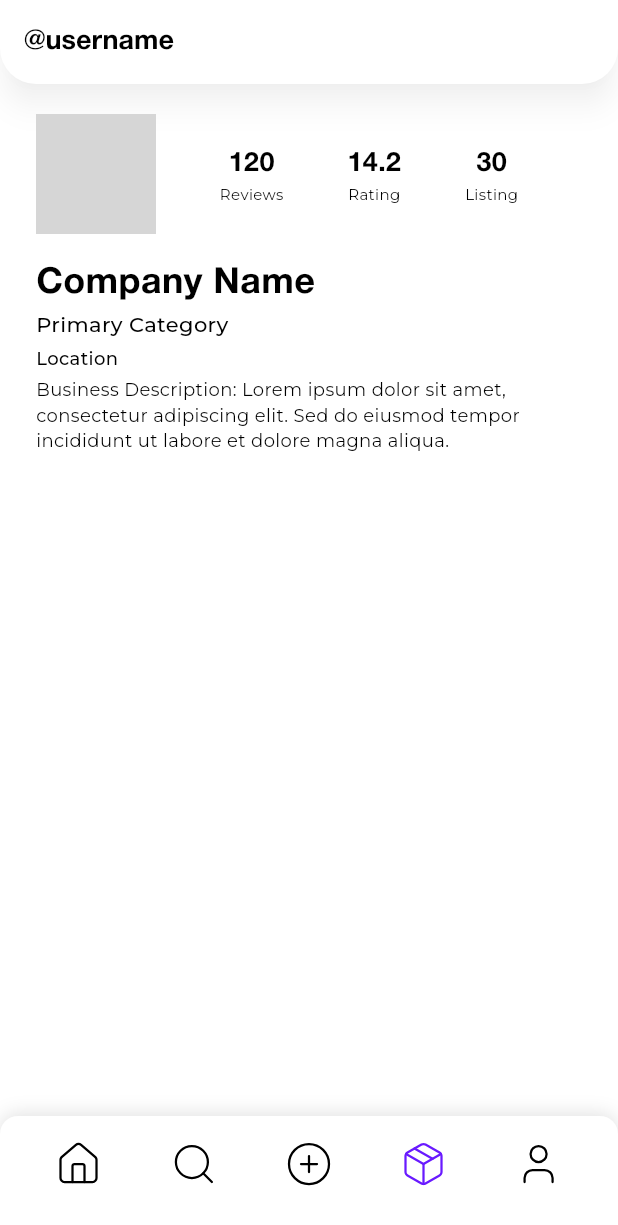
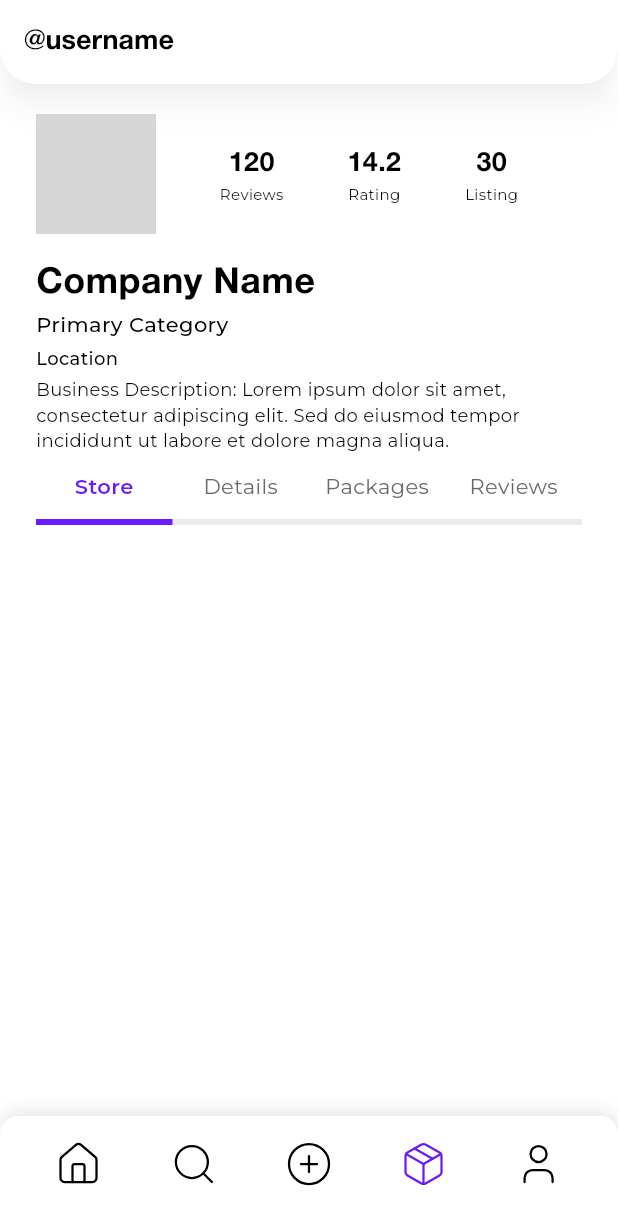
Before and after one commit to Manas1255/PlugdIn, a Flutter app: the VendorStoreScreen screen opened by its route, on a phone screen of 412 x 824 dp. Shown: the top 1225 px of the screen. Run offline on Flutter 3.47's test engine with Material 3 defaults, Android fonts, the phone set to English and light mode, and no system bars; drawn by our look-alikes of cached_network_image, toastification; our stand-ins replace bloc, device_info_plus, device_preview, dio, equatable, firebase_remote_config and 11 more; missing offline and left inert: stream_chat_flutter; accounts and stored records are empty; generated files the repository leaves out were written again; network calls fail; grey boxes are pictures that could not be loaded.

Commit message:
Feat: Vendor store static tab bar implemented

```diff
--- a/lib/features/vendor/store/presentation/views/store_screen.dart
+++ b/lib/features/vendor/store/presentation/views/store_screen.dart
@@ -3,6 +3,7 @@ import 'package:plugdin/constants/app_colors.dart';
 import 'package:plugdin/constants/app_text_style.dart';
 import 'package:plugdin/features/vendor/store/presentation/widgets/store_details_widget.dart';
 import 'package:plugdin/features/vendor/store/presentation/widgets/store_header_widget.dart';
+import 'package:plugdin/utils/widgets/pi_tab_bar.dart';
 
 class VendorStoreScreen extends StatelessWidget {
   const VendorStoreScreen({super.key});
@@ -38,6 +39,17 @@ class VendorStoreScreen extends StatelessWidget {
             StoreHeaderWidget(),
             const SizedBox(height: 16),
             StoreDetailsWidget(),
+            PITabBar(
+              tabOneText: 'Store',
+              tabTwoText: 'Details',
+              tabThreeText: 'Packages',
+              tabFourText: 'Reviews',
+              onTabOnePress: () {},
+              onTabTwoPress: () {},
+              onTabThreePress: () {},
+              onTabFourPress: () {},
+              selectedIndex: 0,
+            ),
           ],
         ),
       ),
--- a/lib/utils/widgets/fit_there_tab_bar.dart
+++ b/lib/utils/widgets/pi_tab_bar.dart
@@ -2,20 +2,28 @@ import 'package:flutter/cupertino.dart';
 import 'package:plugdin/constants/app_colors.dart';
 import 'package:plugdin/constants/app_text_style.dart';
 
-class FTTabBar extends StatelessWidget {
-  const FTTabBar({
+class PITabBar extends StatelessWidget {
+  const PITabBar({
     required this.tabOneText,
     required this.tabTwoText,
     required this.onTabOnePress,
     required this.onTabTwoPress,
     required this.selectedIndex,
+    required this.tabThreeText,
+    required this.onTabThreePress,
+    required this.tabFourText,
+    required this.onTabFourPress,
     super.key,
   });
 
   final String tabOneText;
   final String tabTwoText;
+  final String tabThreeText;
+  final String tabFourText;
   final VoidCallback onTabOnePress;
   final VoidCallback onTabTwoPress;
+  final VoidCallback onTabThreePress;
+  final VoidCallback onTabFourPress;
   final int selectedIndex;
 
   @override
@@ -52,10 +60,10 @@ class FTTabBar extends StatelessWidget {
             duration: const Duration(milliseconds: 250),
             curve: Curves.ease,
             child: FractionallySizedBox(
-              widthFactor: 0.5,
+              widthFactor: 0.25,
               child: Container(
                 height: 4,
-                color: AppColors.black,
+                color: AppColors.secondaryColor,
               ),
             ),
           ),
@@ -72,7 +80,7 @@ class FTTabBar extends StatelessWidget {
                       textAlign: TextAlign.center,
                       style: context.b2.copyWith(
                         color: selectedIndex == 0
-                            ? AppColors.black
+                            ? AppColors.secondaryColor
                             : AppColors.darkGreyTextColor,
                         fontWeight: selectedIndex == 0
                             ? FontWeight.bold
@@ -92,9 +100,49 @@ class FTTabBar extends StatelessWidget {
                       textAlign: TextAlign.center,
                       style: context.b2.copyWith(
                         color: selectedIndex == 1
-                            ? AppColors.black
+                            ? AppColors.secondaryColor
                             : AppColors.darkGreyTextColor,
                         fontWeight: selectedIndex == 1
+                            ? FontWeight.bold
+                            : FontWeight.normal,
+                      ),
+                    ),
+                  ),
+                ),
+              ),
+              Expanded(
+                child: GestureDetector(
+                  onTap: onTabThreePress,
+                  child: Padding(
+                    padding: const EdgeInsets.symmetric(vertical: 12),
+                    child: Text(
+                      tabThreeText,
+                      textAlign: TextAlign.center,
+                      style: context.b2.copyWith(
+                        color: selectedIndex == 2
+                            ? AppColors.secondaryColor
+                            : AppColors.darkGreyTextColor,
+                        fontWeight: selectedIndex == 2
+                            ? FontWeight.bold
+                            : FontWeight.normal,
+                      ),
+                    ),
+                  ),
+                ),
+              ),
+              Expanded(
+                child: GestureDetector(
+                  onTap: onTabFourPress,
+                  child: Padding(
+                    padding: const EdgeInsets.symmetric(vertical: 12),
+                    child: Text(
+                      tabFourText,
+                      textAlign: TextAlign.center,
+                      style: context.b2.copyWith(
+                        color: selectedIndex == 3
+                            ? AppColors.secondaryColor
+                            : AppColors.darkGreyTextColor,
+                        fontWeight: selectedIndex == 3
                             ? FontWeight.bold
                             : FontWeight.normal,
                       ),
```
Also changed, not shown: lib/enums/store_view_type.dart (added, +34 -0 lines).
